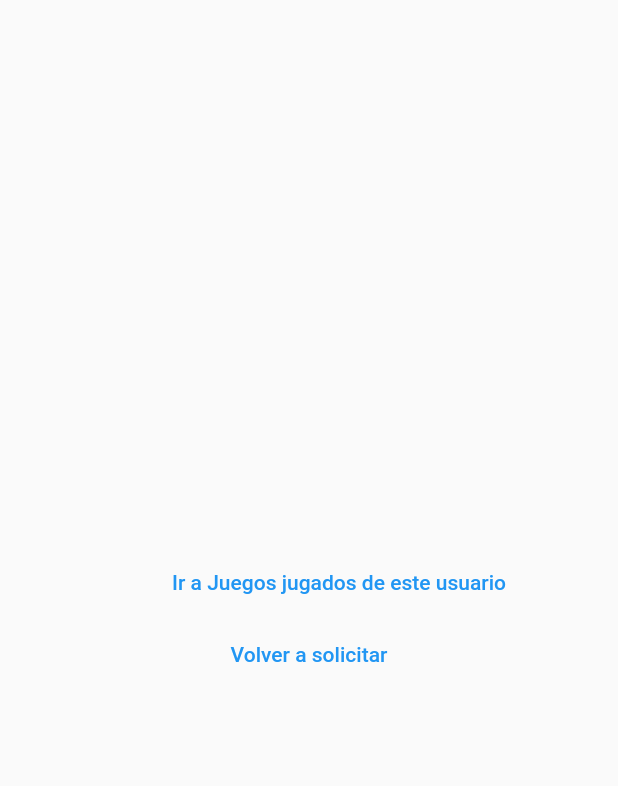
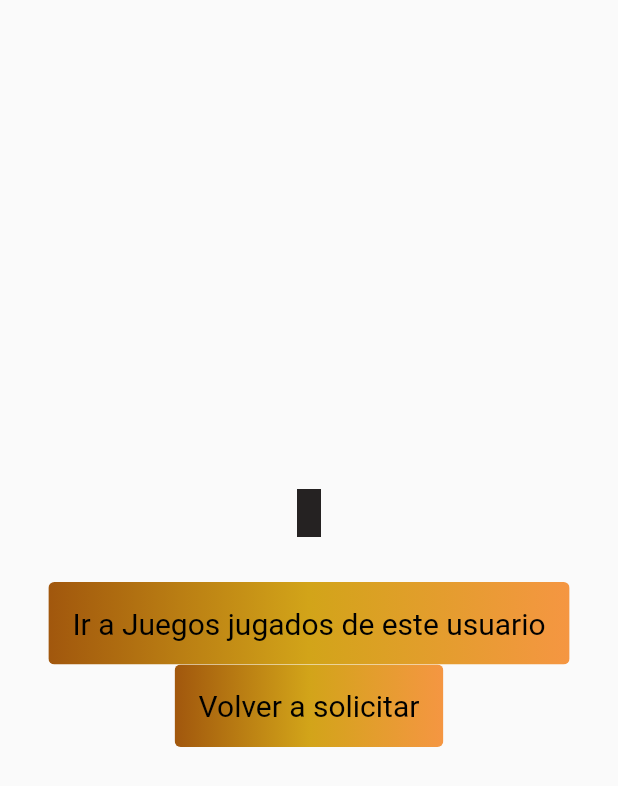
Before and after one commit to leyonel/Trabajo-Algara, a Flutter app: the VistaMostrandoBusqueda widget shown alone on an empty page, opened directly with empty values, after a tap on "Ir a Juegos jugados de este usuario", on a phone screen of 412 x 824 dp. Shown: the top 786 px of the screen. Run offline on Flutter 3.47's test engine with Material 2 defaults, Android fonts, the phone set to English and light mode, and no system bars; our stand-ins replace bloc, flutter_bloc, fpdart.

Commit message:
mostrando juegos jugados bien

```diff
--- a/lib/main.dart
+++ b/lib/main.dart
@@ -37,7 +37,7 @@ class Aplicacion extends StatelessWidget {
     return MaterialApp(
       debugShowCheckedModeBanner: false,
       home: Scaffold(
-        appBar: AppBar(title: const Text('Clase 30/08/22')),
+        appBar: AppBar(title: const Text('Actividad Con XML')),
         body: Builder(
           builder: (context) {
             var estado = context.watch<BlocVerificacion>().state;
@@ -65,7 +65,10 @@ class Aplicacion extends StatelessWidget {
                 nick: estado.nick,
               );
             }
-            return const Center(child: Text('huye'));
+
+            return Center(
+              child: Text("huye"),
+            );
           },
         ),
       ),
--- a/lib/verificacion/bloc.dart
+++ b/lib/verificacion/bloc.dart
@@ -96,6 +96,15 @@ class BlocVerificacion extends Bloc<EventoVerificacion, EstadoVerificacion> {
           file = "Archivo no encontrado";
         }
       }
+      if (event.nombreUsuario == 'fokuleh') {
+        try {
+          file =
+              File('./lib/verificacion/juegos_jugados/juegosCadena/fokuleh.txt')
+                  .readAsStringSync();
+        } catch (e) {
+          file = "Archivo no encontrado";
+        }
+      }
 
       Set<JuegoJugado> juegosObtenidos = {};
       for (var juego in file.split('\n')) {
--- a/lib/verificacion/vistas/vista_juegos.dart
+++ b/lib/verificacion/vistas/vista_juegos.dart
@@ -23,19 +23,45 @@ class VistaMostrandoJuegos extends StatelessWidget {
               itemCount: contador,
               itemBuilder: (context, index) {
                 return ListTile(
-                  leading: Text((index + 1).toString()),
+                  leading: const Icon(Icons.gamepad_outlined),
                   subtitle: Text(listaJuegos[index].id.toString()),
                   title: Text(listaJuegos[index].nombre.toString()),
                 );
               },
             ),
           ),
-          FloatingActionButton(
-            onPressed: () {
-              var bloc = context.read<BlocVerificacion>();
-              bloc.add(NombreRecibido(nick));
-            },
-            child: const Text('Regresar'),
+          const SizedBox(height: 30),
+          ClipRRect(
+            borderRadius: BorderRadius.circular(4),
+            child: Stack(
+              children: <Widget>[
+                Positioned.fill(
+                  child: Container(
+                    decoration: const BoxDecoration(
+                      gradient: LinearGradient(
+                        colors: <Color>[
+                          Color(0xFF0D47A1),
+                          Color(0xFF1976D2),
+                          Color(0xFF42A5F5),
+                        ],
+                      ),
+                    ),
+                  ),
+                ),
+                TextButton(
+                  style: TextButton.styleFrom(
+                    foregroundColor: Colors.white,
+                    padding: const EdgeInsets.all(16.0),
+                    textStyle: const TextStyle(fontSize: 20),
+                  ),
+                  onPressed: () {
+                    var bloc = context.read<BlocVerificacion>();
+                    bloc.add(NombreRecibido(nick));
+                  },
+                  child: Text("Regresar"),
+                ),
+              ],
+            ),
           ),
         ],
       ),
--- a/lib/verificacion/vistas/vista_mostrando_busqueda.dart
+++ b/lib/verificacion/vistas/vista_mostrando_busqueda.dart
@@ -18,26 +18,86 @@ class VistaMostrandoBusqueda extends StatelessWidget {
         child: Column(
       mainAxisAlignment: MainAxisAlignment.center,
       children: [
-        Row(
-          mainAxisAlignment: MainAxisAlignment.center,
+        Column(
           children: [
-            Text(resultadoDeBusqueda),
+            Container(
+              padding: const EdgeInsets.all(8.0),
+              color: Color.fromARGB(255, 37, 34, 34),
+              child: Text(
+                resultadoDeBusqueda,
+                style: TextStyle(
+                  fontWeight: FontWeight.bold,
+                  color: Color.fromARGB(255, 249, 247, 247),
+                ),
+              ),
+            ),
             const SizedBox(width: 40),
+            const SizedBox(height: 30),
+            ClipRRect(
+              borderRadius: BorderRadius.circular(4),
+              child: Stack(
+                children: <Widget>[
+                  Positioned.fill(
+                    child: Container(
+                      decoration: const BoxDecoration(
+                        gradient: LinearGradient(
+                          colors: <Color>[
+                            Color.fromARGB(255, 161, 87, 13),
+                            Color.fromARGB(255, 210, 164, 25),
+                            Color.fromARGB(255, 245, 150, 66),
+                          ],
+                        ),
+                      ),
+                    ),
+                  ),
                   TextButton(
+                      style: TextButton.styleFrom(
+                        foregroundColor: Color.fromARGB(255, 0, 0, 0),
+                        padding: const EdgeInsets.all(16.0),
+                        textStyle: const TextStyle(fontSize: 20),
+                      ),
                       onPressed: () {
                         var bloc = context.read<BlocVerificacion>();
                         bloc.add(IrAJuegos(nombreUsuario));
                       },
-                child: const Text("Ir a Juegos jugados de este usuario"))
+                      child: const Text("Ir a Juegos jugados de este usuario")),
                 ],
               ),
+            ),
+          ],
+        ),
+        ClipRRect(
+          borderRadius: BorderRadius.circular(4),
+          child: Stack(
+            children: <Widget>[
+              Positioned.fill(
+                child: Container(
+                  decoration: const BoxDecoration(
+                    gradient: LinearGradient(
+                      colors: <Color>[
+                        Color.fromARGB(255, 161, 87, 13),
+                        Color.fromARGB(255, 210, 164, 25),
+                        Color.fromARGB(255, 245, 150, 66),
+                      ],
+                    ),
+                  ),
+                ),
+              ),
               TextButton(
+                  style: TextButton.styleFrom(
+                    foregroundColor: Color.fromARGB(255, 0, 0, 0),
+                    padding: const EdgeInsets.all(16.0),
+                    textStyle: const TextStyle(fontSize: 20),
+                  ),
                   onPressed: () {
                     var bloc = context.read<BlocVerificacion>();
                     bloc.add(Creado());
                   },
                   child: const Text('Volver a solicitar'))
             ],
+          ),
+        ),
+      ],
     ));
   }
 }
--- a/pubspec.yaml
+++ b/pubspec.yaml
@@ -29,6 +29,7 @@ environment:
 dependencies:
   flutter:
     sdk: flutter
+    uses-material-design: true
 
 
   # The following adds the Cupertino Icons font to your application.
```
Also changed, not shown: lib/verificacion/juegos_jugados/juegosCadena/fokuleh.txt (added, +150 -0 lines), lib/verificacion/repositorio_verificacion.dart (+21 -0 lines), pubspec.lock. Lines whose indentation alone changed are shown as unchanged.
